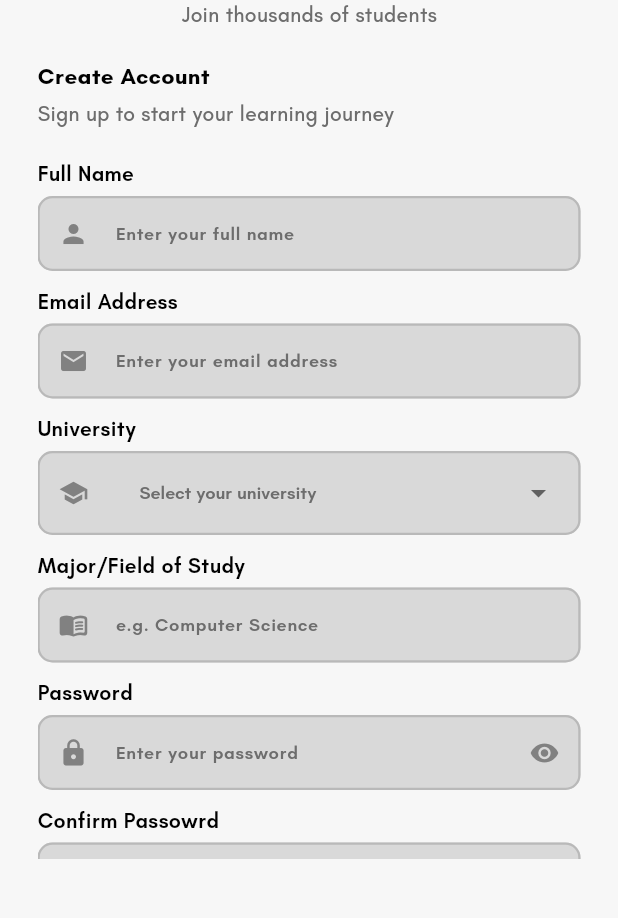
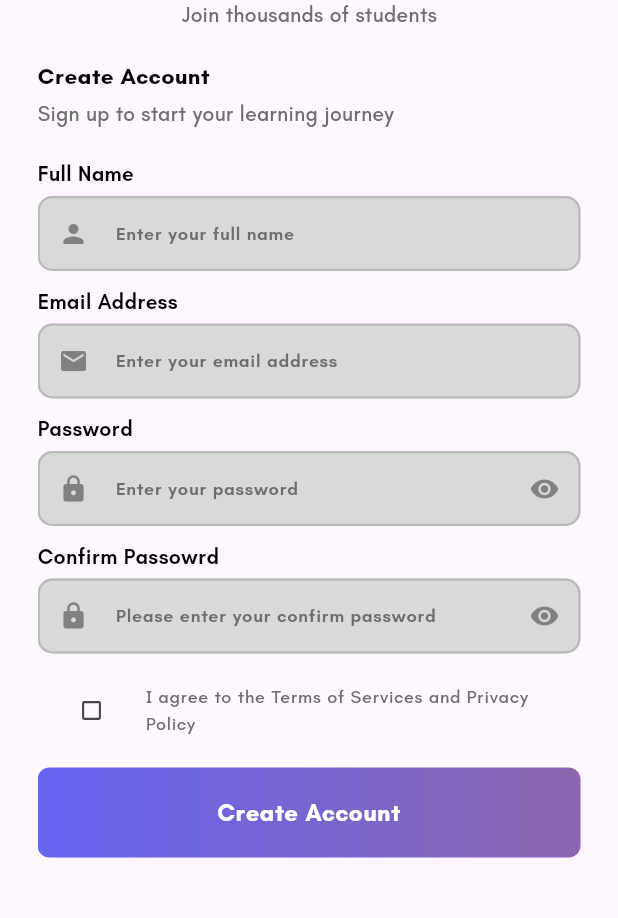
Before and after one commit to KaungHtut18/study-buddy, a Flutter app: the screen it shows after launch, after a tap on "Sign In", after a tap on "Register Here", on a phone screen of 412 x 824 dp, the part 302-1220 px from its top. Run offline on Flutter 3.47's test engine with Material 3 defaults, Android fonts, the phone set to English and light mode, and no system bars; our stand-ins replace flutter_card_swiper; network calls fail.

Commit message:
login/register api integration

```diff
--- /dev/null
+++ b/frontend/studybuddy/lib/global_variables.dart
@@ -0,0 +1 @@
+String uri = 'http://localhost:8080';
--- a/frontend/studybuddy/lib/ui/auth/login_screen.dart
+++ b/frontend/studybuddy/lib/ui/auth/login_screen.dart
@@ -1,6 +1,6 @@
 import 'package:flutter/material.dart';
-import 'package:studybuddy/ui/auth/register_screen.dart';
-import 'package:studybuddy/ui/main_screen.dart';
+import 'package:studybuddy/controllers/auth_controller.dart';
+import 'package:studybuddy/ui/auth/register_page_view.dart';
 import 'package:studybuddy/widgets/reusable_textform_field.dart';
 import 'package:studybuddy/widgets/reusable_textform_field_suffix.dart';
 
@@ -14,13 +14,17 @@ class LoginScreen extends StatefulWidget {
 class _LoginScreenState extends State<LoginScreen> {
   final _formKey = GlobalKey<FormState>();
   final passwordController = TextEditingController();
-  final confirmPasswordController = TextEditingController();
+  final emailController = TextEditingController();
   bool _obscurePassword = true;
-  List<String> mockUniversityList = [
-    'Mae Fah Luang University',
-    'Chiang Mai University',
-    'Mahidol University',
-  ];
+  final AuthController _authController = AuthController();
+
+  void login() async {
+    await _authController.login(
+      context: context,
+      email: emailController.text,
+      password: passwordController.text,
+    );
+  }
 
   @override
   Widget build(BuildContext context) {
@@ -75,6 +79,7 @@ class _LoginScreenState extends State<LoginScreen> {
                   ),
                   const SizedBox(height: 5),
                   reusableTextFormField(
+                    controller: emailController,
                     hintText: 'Enter your email address',
                     prefixIcon: Icons.email,
                     errorText: 'Please enter a valid email address',
@@ -122,14 +127,7 @@ class _LoginScreenState extends State<LoginScreen> {
                   GestureDetector(
                     onTap: () {
                       if (_formKey.currentState!.validate()) {
-                        setState(() {
-                          _formKey.currentState!.reset();
-                        });
-                        Navigator.pushAndRemoveUntil(
-                          context,
-                          MaterialPageRoute(builder: (context) => MainScreen()),
-                          (route) => false,
-                        );
+                        login();
                       }
                     },
                     child: Container(
@@ -174,7 +172,7 @@ class _LoginScreenState extends State<LoginScreen> {
                           Navigator.pushAndRemoveUntil(
                             context,
                             MaterialPageRoute(
-                              builder: (context) => RegisterScreen(),
+                              builder: (context) => RegisterPageView(),
                             ),
                             (route) => false,
                           );
--- /dev/null
+++ b/frontend/studybuddy/lib/ui/auth/register_page_view.dart
@@ -0,0 +1,48 @@
+import 'package:flutter/material.dart';
+import 'package:studybuddy/ui/auth/register_screens/initial_register_screen.dart';
+import 'package:studybuddy/ui/auth/register_screens/skill_register_screen.dart';
+
+class RegisterPageView extends StatefulWidget {
+  const RegisterPageView({super.key});
+
+  @override
+  State<RegisterPageView> createState() => _RegisterPageViewState();
+}
+
+class _RegisterPageViewState extends State<RegisterPageView> {
+  final _pageController = PageController();
+  final nameController = TextEditingController();
+  final emailController = TextEditingController();
+  final passwordController = TextEditingController();
+  final confirmPasswordController = TextEditingController();
+  int currentPage = 0;
+  @override
+  Widget build(BuildContext context) {
+    return Scaffold(
+      backgroundColor: Color(0xFFF7F7F7),
+      body: PageView(
+        controller: _pageController,
+        onPageChanged:
+            (value) => {
+              setState(() {
+                currentPage = value;
+              }),
+            },
+        children: [
+          InitialRegisterScreen(
+            pageController: _pageController,
+            nameController: nameController,
+            emailController: emailController,
+            passwordController: passwordController,
+            confirmPasswordController: confirmPasswordController,
+          ),
+          SkillRegisterScreen(
+            nameController: nameController,
+            emailController: emailController,
+            passwordController: passwordController,
+          ),
+        ],
+      ),
+    );
+  }
+}
--- a/frontend/studybuddy/lib/ui/auth/register_screen.dart
+++ b/frontend/studybuddy/lib/ui/auth/register_screens/initial_register_screen.dart
@@ -1,21 +1,30 @@
-import 'package:dropdown_button2/dropdown_button2.dart';
 import 'package:flutter/material.dart';
 import 'package:studybuddy/ui/auth/login_screen.dart';
 import 'package:studybuddy/widgets/reusable_textform_field.dart';
 import 'package:studybuddy/widgets/reusable_textform_field_suffix.dart';
 
-class RegisterScreen extends StatefulWidget {
-  const RegisterScreen({super.key});
+class InitialRegisterScreen extends StatefulWidget {
+  final PageController pageController;
+  final TextEditingController nameController;
+  final TextEditingController emailController;
+  final TextEditingController passwordController;
+  final TextEditingController confirmPasswordController;
+  const InitialRegisterScreen({
+    super.key,
+    required this.pageController,
+    required this.nameController,
+    required this.emailController,
+    required this.passwordController,
+    required this.confirmPasswordController,
+  });
 
   @override
-  State<RegisterScreen> createState() => _RegisterScreenState();
+  State<InitialRegisterScreen> createState() => _InitialRegisterScreenState();
 }
 
-class _RegisterScreenState extends State<RegisterScreen> {
+class _InitialRegisterScreenState extends State<InitialRegisterScreen> {
   final _formKey = GlobalKey<FormState>();
   bool _isChecked = false;
-  final passwordController = TextEditingController();
-  final confirmPasswordController = TextEditingController();
   bool _obscurePassword = true;
   bool _obscureConfirmPassword = true;
   List<String> mockUniversityList = [
@@ -23,14 +32,12 @@ class _RegisterScreenState extends State<RegisterScreen> {
     'Chiang Mai University',
     'Mahidol University',
   ];
-  String? _selectedValue;
 
   @override
   Widget build(BuildContext context) {
     return Form(
       key: _formKey,
       child: Scaffold(
-        backgroundColor: Color(0xFFF7F7F7),
         body: Padding(
           padding: const EdgeInsets.symmetric(vertical: 50, horizontal: 25),
           child: SingleChildScrollView(
@@ -96,6 +103,7 @@ class _RegisterScreenState extends State<RegisterScreen> {
                   ),
                   const SizedBox(height: 5),
                   reusableTextFormField(
+                    controller: widget.nameController,
                     hintText: 'Enter your full name',
                     prefixIcon: Icons.person,
                     errorText: 'Please enter your full name',
@@ -111,118 +119,12 @@ class _RegisterScreenState extends State<RegisterScreen> {
                   ),
                   const SizedBox(height: 5),
                   reusableTextFormField(
+                    controller: widget.emailController,
                     hintText: 'Enter your email address',
                     prefixIcon: Icons.email,
                     errorText: 'Please enter a valid email address',
                   ),
                   const SizedBox(height: 10),
-                  Text(
-                    'University',
-                    style: TextStyle(
-                      fontFamily: 'Teachers-SB',
-                      fontSize: 14,
-                      color: Colors.black,
-                    ),
-                  ),
-                  const SizedBox(height: 5),
-                  SizedBox(
-                    width: 370,
-                    child: DropdownButtonFormField2<String>(
-                      alignment: Alignment.centerLeft,
-                      hint: Text(
-                        'Select your university',
-                        textAlign: TextAlign.start,
-                        style: TextStyle(
-                          fontFamily: 'Teachers-SB',
-                          fontSize: 12,
-                          color: Color(0xFF6D6D6D),
-                        ),
-                      ),
-                      validator: (value) {
-                        if (_selectedValue == null || _selectedValue!.isEmpty) {
-                          return 'Please select the university';
-                        }
-                        return null;
-                      },
-                      dropdownStyleData: DropdownStyleData(
-                        decoration: BoxDecoration(
-                          color: Colors.grey[50],
-                          borderRadius: BorderRadius.circular(8),
-                        ),
-                      ),
-                      style: TextStyle(
-                        fontFamily: 'Teachers-SB',
-                        fontSize: 12,
-                        color: Color(0xFF6D6D6D),
-                      ),
-                      decoration: InputDecoration(
-                        filled: true,
-                        fillColor: Color(0xFFD9D9D9),
-                        prefixIcon: Icon(
-                          Icons.school,
-                          color: Color(0xFF818181),
-                          size: 20,
-                        ),
-                        errorStyle: TextStyle(
-                          fontFamily: 'Teachers-R',
-                          fontSize: 10,
-                          color: Colors.red,
-                        ),
-                        enabledBorder: OutlineInputBorder(
-                          borderRadius: BorderRadius.circular(10),
-                          borderSide: BorderSide(
-                            color: Color(0xFFB9B9B9),
-                            width: 1.5,
-                          ),
-                        ),
-                        focusedBorder: OutlineInputBorder(
-                          borderRadius: BorderRadius.circular(10),
-                          borderSide: BorderSide(
-                            color: Color(0xFFB9B9B9),
-                            width: 1.5,
-                          ),
-                        ),
-                        errorBorder: OutlineInputBorder(
-                          borderRadius: BorderRadius.circular(10),
-                          borderSide: BorderSide(color: Colors.red),
-                        ),
-                        focusedErrorBorder: OutlineInputBorder(
-                          borderRadius: BorderRadius.circular(10),
-                          borderSide: BorderSide(color: Colors.redAccent),
-                        ),
-                      ),
-                      items:
-                          mockUniversityList
-                              .map(
-                                (uni) => DropdownMenuItem(
-                                  alignment: Alignment.centerLeft,
-                                  value: uni,
-                                  child: Text(uni),
-                                ),
-                              )
-                              .toList(),
-                      onChanged: (value) {
-                        _selectedValue = value;
-                      },
-                    ),
-                  ),
-                  const SizedBox(height: 10),
-                  Text(
-                    'Major/Field of Study',
-                    style: TextStyle(
-                      fontFamily: 'Teachers-SB',
-                      fontSize: 14,
-                      color: Colors.black,
-                    ),
-                  ),
-                  const SizedBox(height: 5),
-                  reusableTextFormField(
-                    hintText: 'e.g. Computer Science',
-                    prefixIcon: Icons.menu_book_rounded,
-                    errorText: 'Please enter your major/field of study',
-                  ),
-                  const SizedBox(height: 10),
-
                   Text(
                     'Password',
                     style: TextStyle(
@@ -241,7 +143,7 @@ class _RegisterScreenState extends State<RegisterScreen> {
                       });
                     },
                     prefixIcon: Icons.lock,
-                    controller: passwordController,
+                    controller: widget.passwordController,
                     validator: (value) {
                       if (value == null || value.isEmpty) {
                         return 'Please enter your password';
@@ -273,12 +175,12 @@ class _RegisterScreenState extends State<RegisterScreen> {
                         _obscureConfirmPassword = !_obscureConfirmPassword;
                       });
                     },
-                    controller: confirmPasswordController,
+                    controller: widget.confirmPasswordController,
                     validator: (value) {
                       if (value == null || value.isEmpty) {
                         return 'Please enter your confirm password';
                       }
-                      if (value != passwordController.text) {
+                      if (value != widget.passwordController.text) {
                         return 'Passwords do not match';
                       }
                       return null;
@@ -330,10 +232,18 @@ class _RegisterScreenState extends State<RegisterScreen> {
                           );
                         } else {
                           setState(() {
-                            passwordController.clear();
-                            confirmPasswordController.clear();
-                            _formKey.currentState!.reset();
+                            // widget.passwordController.clear();
+                            // widget.confirmPasswordController.clear();
+                            // _formKey.currentState!.reset();
+                            print(widget.nameController.text);
+                            print(widget.emailController.text);
+                            print(widget.confirmPasswordController.text);
                           });
+                          widget.pageController.animateToPage(
+                            1, // SkillRegisterScreen index
+                            duration: const Duration(milliseconds: 400),
+                            curve: Curves.easeInOut,
+                          );
                         }
                       }
                     },
--- a/frontend/studybuddy/lib/widgets/reusable_textform_field.dart
+++ b/frontend/studybuddy/lib/widgets/reusable_textform_field.dart
@@ -4,10 +4,12 @@ Widget reusableTextFormField({
   required String hintText,
   required IconData prefixIcon,
   required String errorText,
+  required TextEditingController controller
 }) {
   return SizedBox(
     width: 370,
     child: TextFormField(
+      controller: controller,
       textAlign: TextAlign.start,
       style: TextStyle(
         fontFamily: 'Teachers-SB',
--- a/frontend/studybuddy/pubspec.yaml
+++ b/frontend/studybuddy/pubspec.yaml
@@ -38,6 +38,7 @@ dependencies:
   flutter_card_swiper: ^7.0.2
   cached_network_image: ^3.4.1
   http: ^1.5.0
+  shared_preferences: ^2.5.3
 
 dev_dependencies:
   flutter_test:
```
Also changed, not shown: frontend/studybuddy/lib/controllers/auth_controller.dart (added, +77 -0 lines), frontend/studybuddy/lib/services/api_services.dart (+28 -0 lines), frontend/studybuddy/lib/ui/auth/register_screens/skill_register_screen.dart (added, +296 -0 lines), frontend/studybuddy/pubspec.lock, 2 other files.
